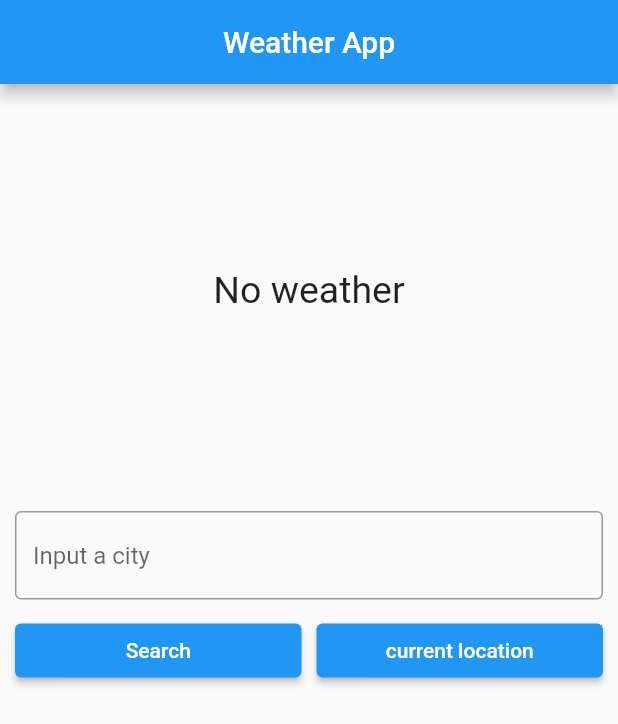
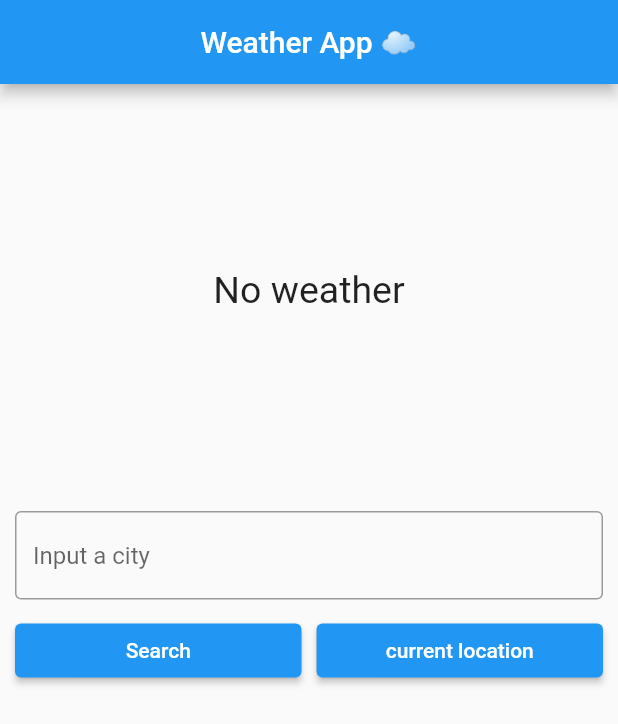
Before and after one commit to winfred56/Flutter, a Flutter app: the screen it shows after launch, on a phone screen of 412 x 824 dp. Shown: the top 724 px of the screen. Run offline on Flutter 3.47's test engine with Material 2 defaults, Android fonts, the phone set to English and light mode, and no system bars; our stand-ins replace bloc, cloud_firestore, dartz, device_preview, easy_splash_screen, equatable and 10 more; missing offline and left inert: data_connection_checker_nulls; accounts and stored records are empty.

```diff
--- a/weather_app_cc/lib/features/weather/presentation/pages/weather_page.dart
+++ b/weather_app_cc/lib/features/weather/presentation/pages/weather_page.dart
@@ -18,7 +18,7 @@ class _WeatherPageState extends State<WeatherPage> {
   Widget build(BuildContext context) {
     return Scaffold(
       appBar: AppBar(
-        title: const Text("Weather App"),
+        title: const Text("Weather App ☁"),
         centerTitle: true,
       ),
       body: BlocProvider(
```
